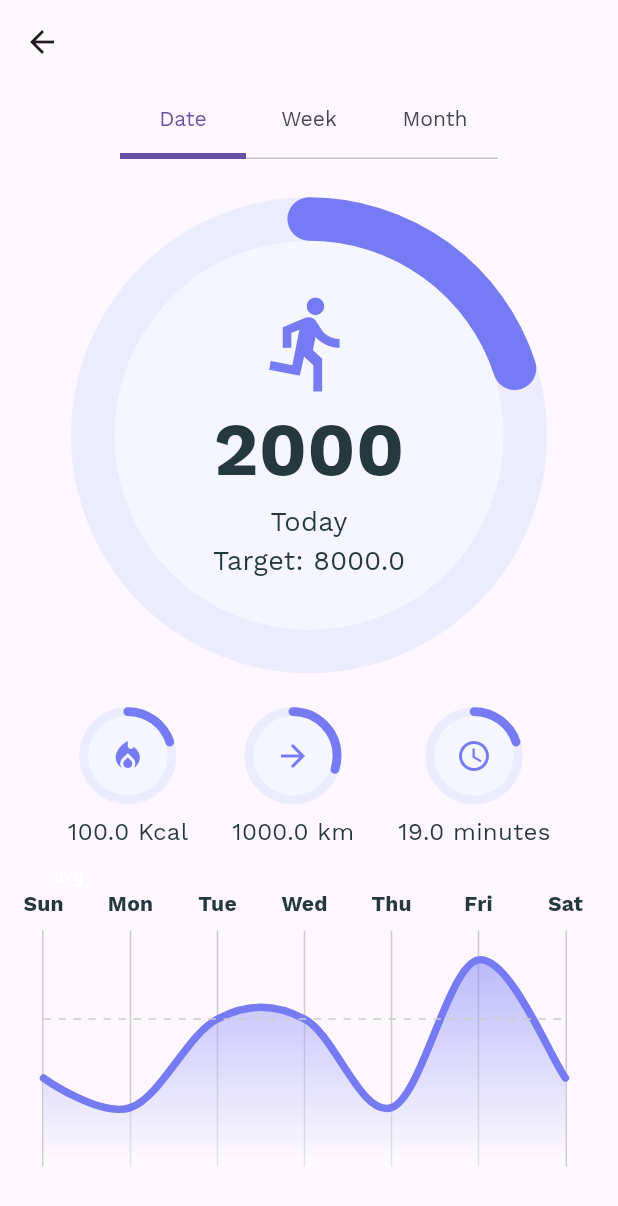
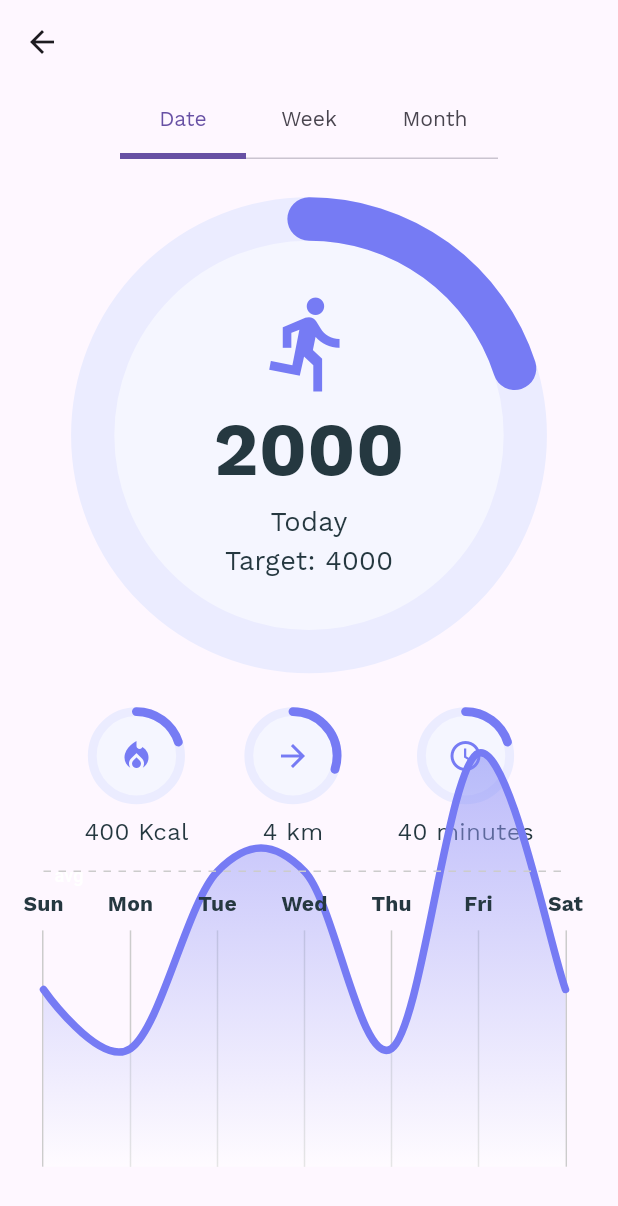
Before and after one commit to ManhHoDinh/HealYou, a Flutter app: the screen it shows after launch, on a phone screen of 412 x 824 dp. Shown: the top 1206 px of the screen. Run offline on Flutter 3.47's test engine with Material 3 defaults, Android fonts, the phone set to English and light mode, and no system bars; drawn by our look-alikes of fl_chart; our stand-ins replace awesome_notifications, cloud_firestore, dotted_line, firebase_auth, firebase_core, flutter_animation_progress_bar and 9 more; missing offline and left inert: water_bottle; accounts and stored records are empty; project files that could hold a hidden picture were left out.

Commit message:
add data to run target

```diff
--- a/lib/healyou/core/models/firebase/target_request.dart
+++ b/lib/healyou/core/models/firebase/target_request.dart
@@ -1,3 +1,5 @@
+import 'dart:async';
+
 import 'package:cloud_firestore/cloud_firestore.dart';
 import 'package:healyou/healyou/core/helper/firebase_helper.dart';
 import 'package:healyou/healyou/core/models/target/target.dart';
@@ -13,17 +15,99 @@ class TargetRequest {
         .update({"isNotify": notifyValue});
   }
 
-  static Future<void> autoAddRunTarget(Map<String, dynamic> data) async {
+  static Future<bool> checkTargetExist() async {
+    try {
+      QuerySnapshot<Map<String, dynamic>> querySnapshot =
+          await FirebaseHelper.targetCollection.get();
+      for (QueryDocumentSnapshot<Map<String, dynamic>> documentSnapshot
+          in querySnapshot.docs) {
+        Timestamp timestamp = documentSnapshot.get('time');
+
+        DateTime documentTime = DateTime.fromMillisecondsSinceEpoch(
+            timestamp.millisecondsSinceEpoch);
+        DateTime currentTime = DateTime.now();
+        if (documentTime.year == currentTime.year &&
+            documentTime.month == currentTime.month &&
+            documentTime.day == currentTime.day) {
+          return true;
+        }
+      }
+      return false;
+    } catch (e) {
+      print('Error: $e');
+      return false;
+    }
+  }
+
+  static Future<void> autoAddRunTarget() async {
     String runTargetId = await FirebaseHelper.targetCollection.doc().id;
     String kcalTargetId = await FirebaseHelper.targetCollection.doc().id;
     String kmTargetId = await FirebaseHelper.targetCollection.doc().id;
     String timeTargetId = await FirebaseHelper.targetCollection.doc().id;
-    DateTime time = DateTime.now();
-    // QuerySnapshot listDocs =  await FirebaseHelper.targetCollection.doc().get();
-    // for(QueryDocumentSnapshot doc in listDocs.d)
+    bool isExist = await TargetRequest.checkTargetExist();
+    if (!isExist) {
+      Target runTarget = Target(
+          id: runTargetId,
+          time: DateTime.now(),
+          type: TargetType.step,
+          target: 4000);
+      FirebaseHelper.targetCollection.doc(runTargetId).set(runTarget.toJson());
+      Target kcalTarget = Target(
+          id: kcalTargetId,
+          time: DateTime.now(),
+          type: TargetType.kcal,
+          target: 400);
+      FirebaseHelper.targetCollection
+          .doc(kcalTargetId)
+          .set(kcalTarget.toJson());
+      Target kmTarget = Target(
+          id: kmTargetId,
+          time: DateTime.now(),
+          type: TargetType.distance,
+          target: 4);
+      FirebaseHelper.targetCollection.doc(kmTargetId).set(kmTarget.toJson());
+      Target timeTarget = Target(
+          id: timeTargetId,
+          time: DateTime.now(),
+          type: TargetType.time,
+          target: 40);
+      FirebaseHelper.targetCollection
+          .doc(timeTargetId)
+          .set(timeTarget.toJson());
+    }
   }
 
-  static Future<void> deleteWaterReminder(String id) async {
-    await FirebaseHelper.waterItemCollection.doc(id).delete();
+  static Stream<Target?> getTarget(TargetType targetType) {
+    // Create a StreamController to manage the stream of Target objects
+    StreamController<Target?> streamController = StreamController<Target?>();
+
+    // Listen for updates on the target collection
+    FirebaseHelper.targetCollection.snapshots().listen((querySnapshot) {
+      for (QueryDocumentSnapshot<Map<String, dynamic>> documentSnapshot
+          in querySnapshot.docs) {
+        Timestamp timestamp = documentSnapshot.get('time');
+        String type = documentSnapshot.get("type");
+
+        DateTime documentTime = DateTime.fromMillisecondsSinceEpoch(
+            timestamp.millisecondsSinceEpoch);
+        DateTime currentTime = DateTime.now();
+        if (documentTime.year == currentTime.year &&
+            documentTime.month == currentTime.month &&
+            documentTime.day == currentTime.day &&
+            targetType == TargetType.values.byName(type)) {
+          // Emit the Target object to the stream
+          streamController.add(Target.fromJson(documentSnapshot.data()));
+        }
+      }
+      // No need to close the stream after emitting all items
+      // as it's a continuous stream of updates
+    });
+
+    // Return the stream from the StreamController
+    return streamController.stream;
+  }
+
+  static Future<void> updateTarget(String id, int target) async {
+    await FirebaseHelper.targetCollection.doc(id).update({"target": target});
   }
 }
--- a/lib/healyou/core/models/target/target.dart
+++ b/lib/healyou/core/models/target/target.dart
@@ -7,6 +7,8 @@ part 'target.freezed.dart';
 DateTime _sendAtFromJson(Timestamp timestamp) =>
     DateTime.fromMillisecondsSinceEpoch(timestamp.millisecondsSinceEpoch);
 
+Timestamp _sendAtToJson(DateTime? time) => Timestamp.fromDate(time!);
+
 @Freezed()
 class Target with _$Target {
   const factory Target({
@@ -15,7 +17,8 @@ class Target with _$Target {
     @Default(0) int target,
     @Default(0) int reached,
     @Default("") String userId,
-    @JsonKey(name: "time", fromJson: _sendAtFromJson) DateTime? time,
+    @JsonKey(name: "time", fromJson: _sendAtFromJson, toJson: _sendAtToJson)
+    DateTime? time,
   }) = _Target;
   factory Target.fromJson(Map<String, dynamic> json) => _$TargetFromJson(json);
 }
--- a/lib/healyou/presentations/screens/runTarget/tabs/date_target.dart
+++ b/lib/healyou/presentations/screens/runTarget/tabs/date_target.dart
@@ -1,6 +1,8 @@
 import 'package:flutter/material.dart';
 import 'package:flutter/widgets.dart';
 import 'package:healyou/healyou/core/constants/color_palatte.dart';
+import 'package:healyou/healyou/core/models/firebase/target_request.dart';
+import 'package:healyou/healyou/core/models/target/target.dart';
 import 'package:healyou/healyou/presentations/screens/runTarget/widgets/progress_widget.dart';
 
 import '../widgets/line_chart_widget.dart';
@@ -16,10 +18,7 @@ class _DateTargetState extends State<DateTarget> {
   @override
   Widget build(BuildContext context) {
     double width = MediaQuery.of(context).size.width;
-    double calo = 100;
-    double distance = 1000;
-    double time = 19;
-    double stepTarget = 8000;
+
     return Padding(
       padding: const EdgeInsets.symmetric(horizontal: 16),
       child: Column(children: [
@@ -41,7 +40,15 @@ class _DateTargetState extends State<DateTarget> {
                     style:
                         TextStyle(fontWeight: FontWeight.bold, fontSize: 50)),
                 Text('Today', style: TextStyle(fontSize: 18)),
-                Text('Target: ${stepTarget}', style: TextStyle(fontSize: 18))
+                StreamBuilder<Target?>(
+                    stream: TargetRequest.getTarget(TargetType.step),
+                    builder: (context, snapshot) {
+                      if (snapshot.hasData) {
+                        return Text('Target: ${snapshot.data!.target}',
+                            style: TextStyle(fontSize: 18));
+                      }
+                      return Container();
+                    })
               ],
             )),
         SizedBox(
@@ -59,13 +66,20 @@ class _DateTargetState extends State<DateTarget> {
                     value: 0.2,
                     child: Icon(Icons.local_fire_department,
                         color: ColorPalette.mainRunColor)),
-                Padding(
+                StreamBuilder<Target?>(
+                    stream: TargetRequest.getTarget(TargetType.kcal),
+                    builder: (context, snapshot) {
+                      if (snapshot.hasData) {
+                        return Padding(
                           padding: const EdgeInsets.only(top: 10),
                           child: Text(
-                    '${calo} Kcal',
+                            '${snapshot.data!.target} Kcal',
                             style: TextStyle(fontSize: 16),
                           ),
-                )
+                        );
+                      }
+                      return Container();
+                    })
               ],
             ),
             Column(
@@ -78,13 +92,20 @@ class _DateTargetState extends State<DateTarget> {
                       Icons.arrow_forward,
                       color: ColorPalette.mainRunColor,
                     )),
-                Padding(
+                StreamBuilder<Target?>(
+                    stream: TargetRequest.getTarget(TargetType.distance),
+                    builder: (context, snapshot) {
+                      if (snapshot.hasData) {
+                        return Padding(
                           padding: const EdgeInsets.only(top: 10),
                           child: Text(
-                    '${distance} km',
+                            '${snapshot.data!.target} km',
                             style: TextStyle(fontSize: 16),
                           ),
-                )
+                        );
+                      }
+                      return Container();
+                    })
               ],
             ),
             Column(
@@ -97,20 +118,34 @@ class _DateTargetState extends State<DateTarget> {
                       Icons.schedule,
                       color: ColorPalette.mainRunColor,
                     )),
-                Padding(
+                StreamBuilder<Target?>(
+                    stream: TargetRequest.getTarget(TargetType.time),
+                    builder: (context, snapshot) {
+                      if (snapshot.hasData) {
+                        return Padding(
                           padding: const EdgeInsets.only(top: 10),
                           child: Text(
-                    '${time} minutes',
+                            '${snapshot.data!.target} minutes',
                             style: TextStyle(fontSize: 16),
                           ),
-                )
+                        );
+                      }
+                      return Container();
+                    })
               ],
             )
           ],
         ),
-        LineChartWidget(
-          target: stepTarget,
-        )
+        StreamBuilder<Target?>(
+            stream: TargetRequest.getTarget(TargetType.step),
+            builder: (context, snapshot) {
+              if (snapshot.hasData) {
+                return LineChartWidget(
+                  target: snapshot.data!.target,
+                );
+              }
+              return Container();
+            })
       ]),
     );
   }
--- a/lib/healyou/presentations/screens/runTarget/widgets/line_chart_widget.dart
+++ b/lib/healyou/presentations/screens/runTarget/widgets/line_chart_widget.dart
@@ -3,7 +3,7 @@ import 'package:flutter/material.dart';
 import 'package:healyou/healyou/core/constants/color_palatte.dart';
 
 class LineChartWidget extends StatefulWidget {
-  final double target;
+  final int target;
   const LineChartWidget({super.key, required this.target});
 
   @override
@@ -201,7 +201,7 @@ class _LineChartWidgetState extends State<LineChartWidget> {
       minX: 0,
       maxX: 6,
       minY: 0,
-      maxY: widget.target,
+      maxY: widget.target.toDouble(),
       lineBarsData: [
         LineChartBarData(
           spots: const [
--- a/lib/main.dart
+++ b/lib/main.dart
@@ -2,6 +2,7 @@ import 'dart:io';
 import 'package:cloud_firestore/cloud_firestore.dart';
 import 'package:firebase_auth/firebase_auth.dart';
 import 'package:healyou/healyou/core/helper/AuthFunctions.dart';
+import 'package:healyou/healyou/core/models/firebase/target_request.dart';
 import 'package:healyou/healyou/main.dart';
 import 'package:healyou/healyou/presentations/routes/app_router.dart';
 import 'package:healyou/healyou/presentations/screens/Home/home_screen.dart';
@@ -51,7 +52,7 @@ void main() async {
             channelDescription: 'haha')
       ],
       debug: true);
-
+  await TargetRequest.autoAddRunTarget();
   await SystemChrome.setPreferredOrientations(<DeviceOrientation>[
     DeviceOrientation.portraitUp,
     DeviceOrientation.portraitDown
```
Also changed, not shown: lib/healyou/presentations/screens/setTarget/set_target_screen.dart (+84 -87 lines), lib/healyou/presentations/screens/setTarget/widgets/set_item_widget.dart (+5 -4 lines), lib/healyou/core/models/target/target.freezed.dart, lib/healyou/core/models/target/target.g.dart. Lines whose indentation alone changed are shown as unchanged.
